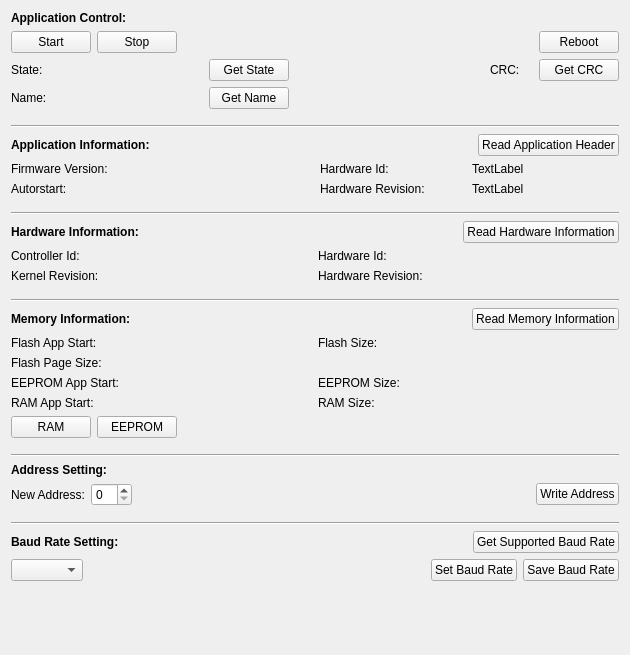
Before: the Qt Designer form pc/TinyBusLoader/ui/deviceInformationWidget.ui in ChristianMarty/TinyBus, drawn with Qt 5.
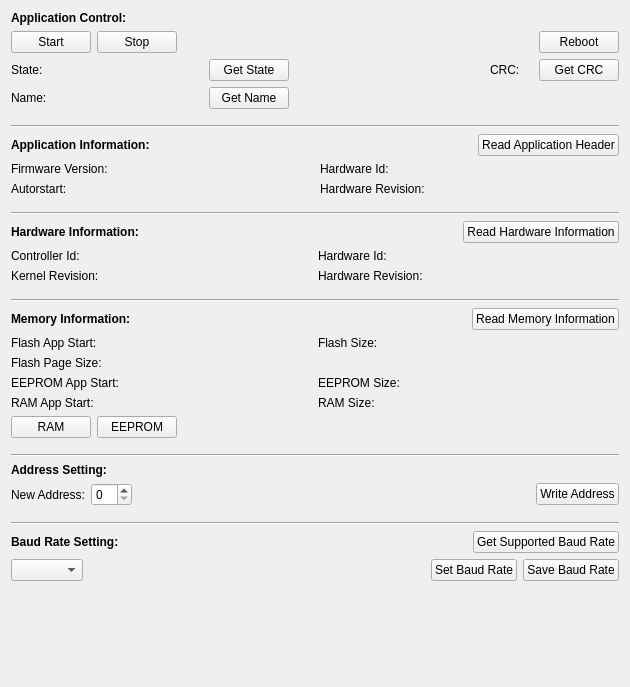
After: the same form once the commit is applied.

The edit to the form file:
```diff
--- a/pc/TinyBusLoader/ui/deviceInformationWidget.ui
+++ b/pc/TinyBusLoader/ui/deviceInformationWidget.ui
@@ -7,7 +7,7 @@
     <x>0</x>
     <y>0</y>
     <width>630</width>
-    <height>655</height>
+    <height>687</height>
    </rect>
   </property>
   <property name="windowTitle">
@@ -328,7 +328,7 @@
      <item row="0" column="3">
       <widget class="QLabel" name="label_applicationHardwareId">
        <property name="text">
-        <string>TextLabel</string>
+        <string/>
        </property>
       </widget>
      </item>
@@ -356,7 +356,7 @@
      <item row="1" column="3">
       <widget class="QLabel" name="label_applicationHardwareRevision">
        <property name="text">
-        <string>TextLabel</string>
+        <string/>
        </property>
       </widget>
      </item>
```
